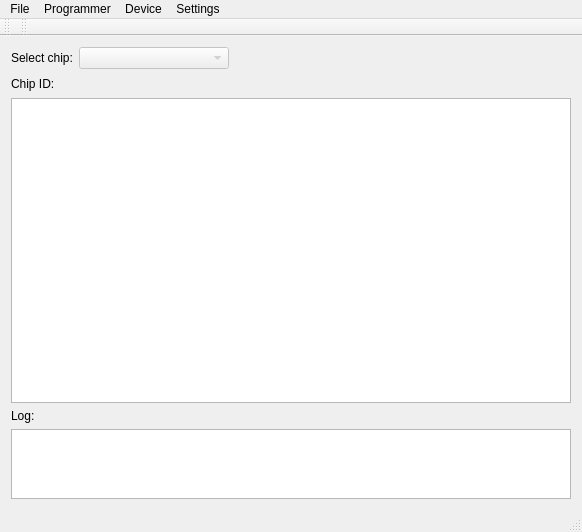
Old version of the form qt/main_window.ui in the repository bbogush/nand_programmer.
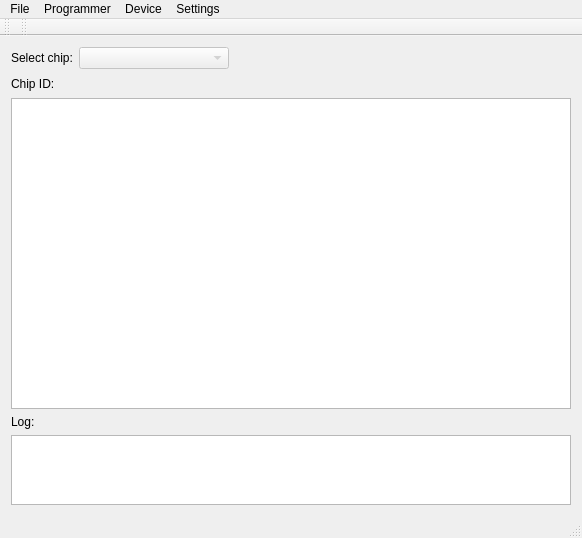
New version of the form.

Commit message: Changed title of main window

The edit to the form file:
```diff
--- a/qt/main_window.ui
+++ b/qt/main_window.ui
@@ -7,7 +7,7 @@
     <x>0</x>
     <y>0</y>
     <width>580</width>
-    <height>532</height>
+    <height>538</height>
    </rect>
   </property>
   <property name="windowTitle">
```
Left out of the diff: 4 changed lines with no effect on the pictures.
